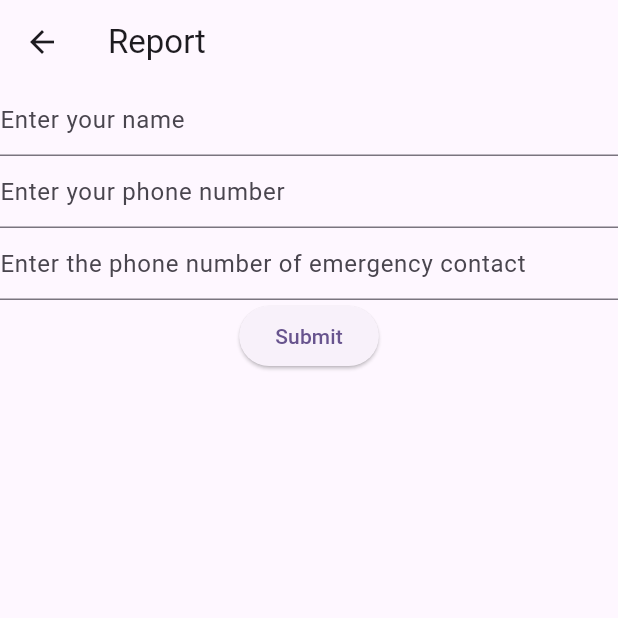
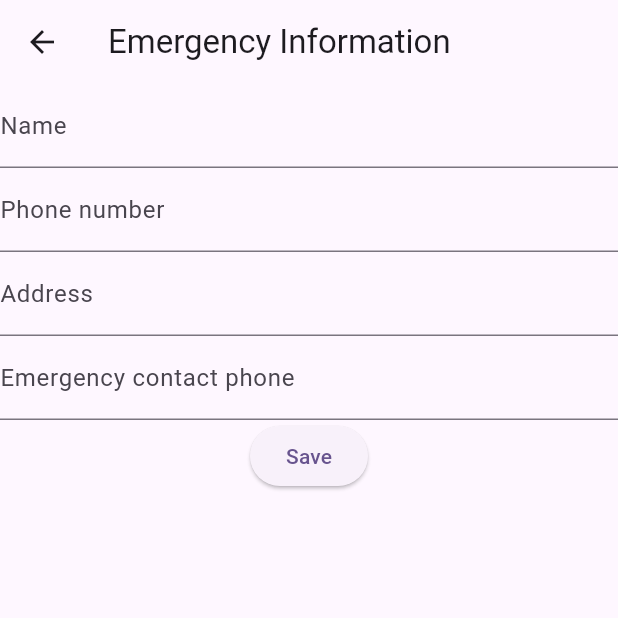
Before and after one commit to fasonju/SpikeGuardApp, a Flutter app: the screen it shows after launch, after a tap on "Set up quick report", on a phone screen of 412 x 824 dp, the top half of it. Run offline on Flutter 3.47's test engine with Material 3 defaults, Android fonts, the phone set to English and light mode, and no system bars; our stand-ins replace flutter_dotenv, geolocator, google_maps_flutter, shared_preferences; network calls fail.

Commit message:
persistent storage for emergency contacts

```diff
--- a/lib/heatmap_component/google_maps.dart
+++ b/lib/heatmap_component/google_maps.dart
@@ -23,7 +23,6 @@ class MapSampleState extends State<MapSample> {
 
   @override
   Widget build(BuildContext context) {
-    print(widget.markers);
     return Scaffold(
       body: _loadGoogleMap(),
     );
--- a/lib/heatmap_component/heatmap.dart
+++ b/lib/heatmap_component/heatmap.dart
@@ -42,8 +42,6 @@ class HeatmapPage extends StatelessWidget {
 
 
     final response = await http.get(url);
-    print(response.statusCode);
-    print(response.body);
     if (response.statusCode == 200) {
       try {
         return MarkersParser.parseMarkers(response.body);
--- a/lib/home.dart
+++ b/lib/home.dart
@@ -35,7 +35,7 @@ class HomePage extends StatelessWidget {
                       onPressed: () {
                         Navigator.push(
                           context,
-                          MaterialPageRoute(builder: (context) => ReportPage()),
+                          MaterialPageRoute(builder: (context) => EmergencyInformationPage()),
                         );
                       },
                       child: Text("Set up quick report"),
--- a/lib/report.dart
+++ b/lib/report.dart
@@ -1,49 +1,106 @@
 import 'package:flutter/cupertino.dart';
 import 'package:flutter/material.dart';
+import 'package:shared_preferences/shared_preferences.dart';
 
-class ReportPage extends StatelessWidget {
-  const ReportPage({super.key});
+class EmergencyInformationPage extends StatelessWidget {
+  const EmergencyInformationPage({super.key});
 
   @override
   Widget build(BuildContext context) {
     return Scaffold(
       appBar: AppBar(
-        title: const Text('Report'),
+        title: const Text('Emergency Information'),
       ),
-      body: Form(
-        child: Column(
+      body: FutureBuilder<SharedPreferences>(
+        future: SharedPreferences.getInstance(),
+        builder: (BuildContext context, AsyncSnapshot<SharedPreferences> snapshot) {
+          if (snapshot.hasData) {
+            return EmergencyInformationForm(snapshot.data!);
+          } else {
+            return const CircularProgressIndicator();
+          }
+        },
+      ),
+    );
+  }
+}
+
+
+class EmergencyInformationForm extends StatefulWidget {
+  final SharedPreferences sharedPreferences;
+
+  EmergencyInformationForm(this.sharedPreferences, {super.key});
+
+  @override
+  State<EmergencyInformationForm> createState() => _EmergencyInformationFormState();
+}
+
+class _EmergencyInformationFormState extends State<EmergencyInformationForm> {
+
+  late TextEditingController nameController;
+  late TextEditingController phoneController;
+  late TextEditingController addressController;
+  late TextEditingController emergencyContactPhoneController;
+
+  @override
+  Widget build(BuildContext context) {
+    nameController = TextEditingController(text: getCachedValue("name"));
+    phoneController = TextEditingController(text: getCachedValue("phone"));
+    addressController = TextEditingController(text: getCachedValue("address"));
+    emergencyContactPhoneController = TextEditingController(text: getCachedValue("emergency_contact_phone"));
+
+    return Column(
       children: [
         TextFormField(
           decoration: const InputDecoration(
-                hintText: 'Enter your name',
+            labelText: 'Name',
           ),
+          controller: nameController,
         ),
         TextFormField(
           decoration: const InputDecoration(
-                hintText: 'Enter your phone number',
+            labelText: 'Phone number',
           ),
+          controller: phoneController,
         ),
         TextFormField(
           decoration: const InputDecoration(
-                hintText: 'Enter the phone number of emergency contact',
+            labelText: 'Address',
           ),
+          controller: addressController,
+        ),
+        TextFormField(
+          decoration: const InputDecoration(
+            labelText: 'Emergency contact phone',
+          ),
+          controller: emergencyContactPhoneController,
         ),
         ElevatedButton(
           onPressed: () {
-                // Validate returns true if the form is valid, or false otherwise.
-                // if (_formKey.currentState.validate()) {
-                //   // If the form is valid, display a snackbar. In the real world,
-                //   // you'd often call a server or save the information in a database.
-                //   ScaffoldMessenger.of(context).showSnackBar(
-                //     const SnackBar(content: Text('Processing Data')),
-                //   );
-                // }
+            cacheFormValues();
           },
-              child: const Text('Submit'),
+          child: const Text('Save'),
         ),
       ],
-        )
-      )
     );
   }
+
+  getCachedValue(String key) {
+    try {
+      return widget.sharedPreferences.getString(key);
+    } catch (e) {
+      return null;
     }
+  }
+
+  cacheFormValues() {
+    saveValue("name", nameController.text);
+    saveValue("phone", phoneController.text);
+    saveValue("address", addressController.text);
+    saveValue("emergency_contact_phone", emergencyContactPhoneController.text);
+  }
+
+  saveValue(String key, String value) {
+    widget.sharedPreferences.setString(key, value);
+  }
+}
--- a/pubspec.yaml
+++ b/pubspec.yaml
@@ -45,6 +45,7 @@ dependencies:
 
   #http:
   http: ^1.2.0
+  shared_preferences: ^2.2.2
 
 
 dev_dependencies:
```
Also changed, not shown: pubspec.lock, 1 other file. Lines whose indentation alone changed are shown as unchanged.
